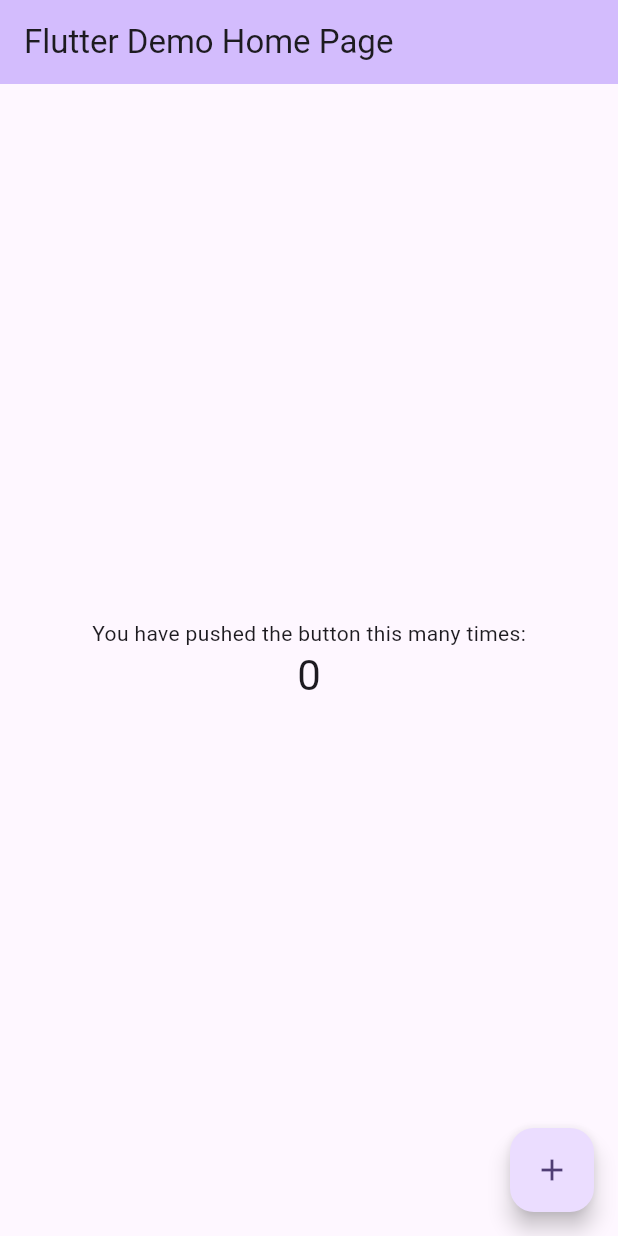
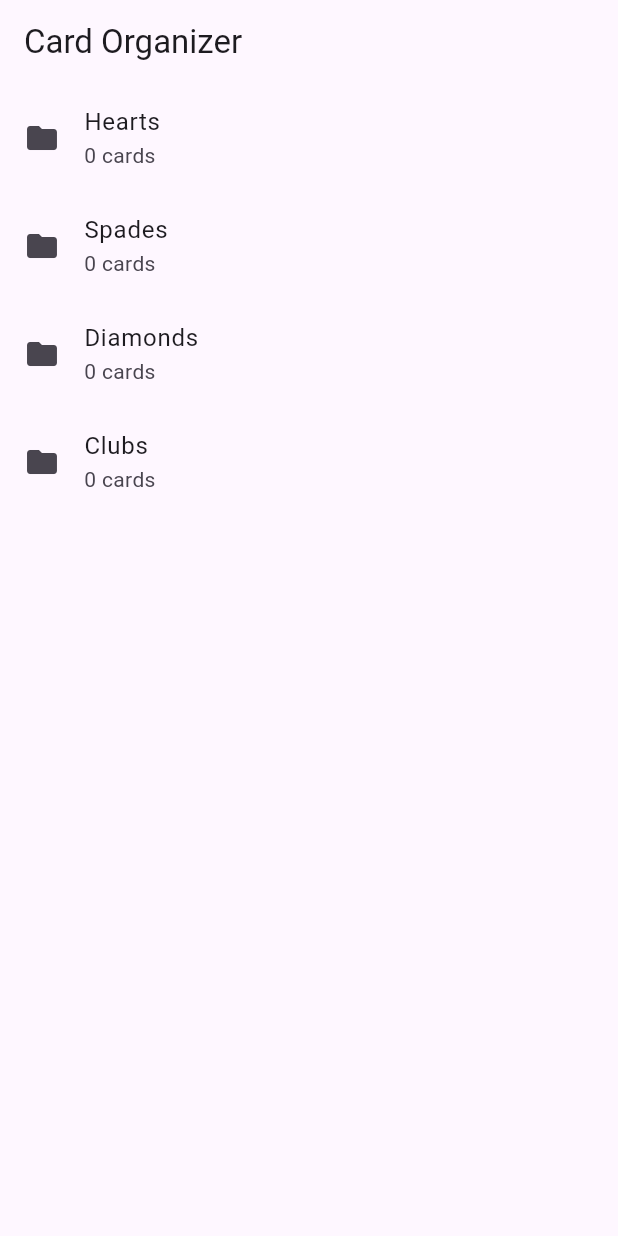
Before and after one commit to Darshan959/class_activity_9, a Flutter app: the screen it shows after launch, on a phone screen of 412 x 824 dp. Run offline on Flutter 3.47's test engine with Material 3 defaults, Android fonts, the phone set to English and light mode, and no system bars; our stand-ins replace sqflite; accounts and stored records are empty.

```diff
--- /dev/null
+++ b/cards_activity_app/lib/database_helper.dart
@@ -0,0 +1,118 @@
+import 'package:sqflite/sqflite.dart';
+import 'package:path/path.dart';
+
+class DatabaseHelper {
+  static final _databaseName = "card_organizer.db";
+  static final _databaseVersion = 1;
+
+  static final tableFolders = 'folders';
+  static final tableCards = 'cards';
+
+  static final columnId = 'id';
+  static final columnFolderName = 'name';
+  static final columnTimestamp = 'timestamp';
+  static final columnCardName = 'name';
+  static final columnSuit = 'suit';
+  static final columnImageUrl = 'imageUrl';
+  static final columnFolderId = 'folderId';
+
+  DatabaseHelper._privateConstructor();
+  static final DatabaseHelper instance = DatabaseHelper._privateConstructor();
+
+  static Database? _database;
+
+  Future<Database> get database async {
+    if (_database != null) return _database!;
+    _database = await _initDatabase();
+    return _database!;
+  }
+
+  _initDatabase() async {
+    String path = join(await getDatabasesPath(), _databaseName);
+    return await openDatabase(path,
+        version: _databaseVersion, onCreate: _onCreate);
+  }
+
+  Future _onCreate(Database db, int version) async {
+    await db.execute('''
+      CREATE TABLE $tableFolders (
+        $columnId INTEGER PRIMARY KEY AUTOINCREMENT,
+        $columnFolderName TEXT NOT NULL,
+        $columnTimestamp TEXT NOT NULL
+      )
+    ''');
+    await db.execute('''
+      CREATE TABLE $tableCards (
+        $columnId INTEGER PRIMARY KEY AUTOINCREMENT,
+        $columnCardName TEXT NOT NULL,
+        $columnSuit TEXT NOT NULL,
+        $columnImageUrl TEXT NOT NULL,
+        $columnFolderId INTEGER NOT NULL,
+        FOREIGN KEY ($columnFolderId) REFERENCES $tableFolders ($columnId)
+      )
+    ''');
+
+    // Prepopulate the folders
+    await db.insert(tableFolders, {
+      columnFolderName: 'Hearts',
+      columnTimestamp: DateTime.now().toString(),
+    });
+    await db.insert(tableFolders, {
+      columnFolderName: 'Spades',
+      columnTimestamp: DateTime.now().toString(),
+    });
+    await db.insert(tableFolders, {
+      columnFolderName: 'Diamonds',
+      columnTimestamp: DateTime.now().toString(),
+    });
+    await db.insert(tableFolders, {
+      columnFolderName: 'Clubs',
+      columnTimestamp: DateTime.now().toString(),
+    });
+  }
+
+  // CRUD for folders
+  Future<List<Map<String, dynamic>>> getFolders() async {
+    Database db = await instance.database;
+    return await db.query(tableFolders);
+  }
+
+  // CRUD for cards
+  Future<List<Map<String, dynamic>>> getCards(int folderId) async {
+    Database db = await instance.database;
+    return await db
+        .query(tableCards, where: '$columnFolderId = ?', whereArgs: [folderId]);
+  }
+
+  Future<int> insertCard(Map<String, dynamic> row) async {
+    Database db = await instance.database;
+    return await db.insert(tableCards, row);
+  }
+
+  Future<int> deleteCard(int id) async {
+    Database db = await instance.database;
+    return await db.delete(tableCards, where: '$columnId = ?', whereArgs: [id]);
+  }
+
+  // Helper method to generate card image URL
+  String getCardImageUrl(String cardName, String suit) {
+    String formattedCardName = cardName.toLowerCase().replaceAll(' ', '-');
+    String formattedSuit = suit.toLowerCase();
+    return 'https://example.com/cards/$formattedCardName-of-$formattedSuit.png'; // Placeholder URL format
+  }
+
+  // Insert a card with a dynamically generated image URL
+  Future<int> insertCardWithImageUrl(
+      String cardName, String suit, int folderId) async {
+    String imageUrl = getCardImageUrl(cardName, suit);
+
+    Map<String, dynamic> card = {
+      columnCardName: '$cardName of $suit',
+      columnSuit: suit,
+      columnImageUrl: imageUrl,
+      columnFolderId: folderId,
+    };
+
+    return await insertCard(card);
+  }
+}
--- /dev/null
+++ b/cards_activity_app/lib/folder_screen.dart
@@ -0,0 +1,88 @@
+import 'package:flutter/material.dart';
+import 'database_helper.dart';
+import 'cards_screen.dart';
+
+class FolderScreen extends StatefulWidget {
+  @override
+  _FolderScreenState createState() => _FolderScreenState();
+}
+
+class _FolderScreenState extends State<FolderScreen> {
+  late Future<List<Map<String, dynamic>>> _folders;
+
+  @override
+  void initState() {
+    super.initState();
+    _loadFolders();
+  }
+
+  void _loadFolders() {
+    _folders = DatabaseHelper.instance.getFolders();
+  }
+
+  Future<int> _getCardCount(int folderId) async {
+    final cards = await DatabaseHelper.instance.getCards(folderId);
+    return cards.length;
+  }
+
+  Future<String?> _getFirstCardImage(int folderId) async {
+    final cards = await DatabaseHelper.instance.getCards(folderId);
+    if (cards.isNotEmpty) {
+      return cards[0]['imageUrl'];
+    }
+    return null;
+  }
+
+  @override
+  Widget build(BuildContext context) {
+    return Scaffold(
+      appBar: AppBar(title: Text('Card Organizer')),
+      body: FutureBuilder<List<Map<String, dynamic>>>(
+        future: _folders,
+        builder: (context, snapshot) {
+          if (!snapshot.hasData) {
+            return Center(child: CircularProgressIndicator());
+          }
+          final folders = snapshot.data!;
+          return ListView.builder(
+            itemCount: folders.length,
+            itemBuilder: (context, index) {
+              final folder = folders[index];
+              return FutureBuilder<int>(
+                future: _getCardCount(folder['id']),
+                builder: (context, cardCountSnapshot) {
+                  if (!cardCountSnapshot.hasData) {
+                    return ListTile(title: Text(folder['name']));
+                  }
+                  final cardCount = cardCountSnapshot.data!;
+                  return FutureBuilder<String?>(
+                    future: _getFirstCardImage(folder['id']),
+                    builder: (context, imageSnapshot) {
+                      return ListTile(
+                        leading: imageSnapshot.hasData
+                            ? Image.network(imageSnapshot.data!)
+                            : Icon(Icons.folder),
+                        title: Text(folder['name']),
+                        subtitle: Text('$cardCount cards'),
+                        onTap: () {
+                          Navigator.push(
+                            context,
+                            MaterialPageRoute(
+                              builder: (context) => CardScreen(
+                                  folderId: folder['id'],
+                                  folderName: folder['name']),
+                            ),
+                          );
+                        },
+                      );
+                    },
+                  );
+                },
+              );
+            },
+          );
+        },
+      ),
+    );
+  }
+}
--- a/cards_activity_app/lib/main.dart
+++ b/cards_activity_app/lib/main.dart
@@ -1,125 +1,20 @@
 import 'package:flutter/material.dart';
+import 'database_helper.dart';
+import 'folder_screen.dart';
 
 void main() {
-  runApp(const MyApp());
+  runApp(MyApp());
 }
 
 class MyApp extends StatelessWidget {
-  const MyApp({super.key});
-
-  // This widget is the root of your application.
   @override
   Widget build(BuildContext context) {
     return MaterialApp(
-      title: 'Flutter Demo',
+      title: 'Card Organizer App',
       theme: ThemeData(
-        // This is the theme of your application.
-        //
-        // TRY THIS: Try running your application with "flutter run". You'll see
-        // the application has a purple toolbar. Then, without quitting the app,
-        // try changing the seedColor in the colorScheme below to Colors.green
-        // and then invoke "hot reload" (save your changes or press the "hot
-        // reload" button in a Flutter-supported IDE, or press "r" if you used
-        // the command line to start the app).
-        //
-        // Notice that the counter didn't reset back to zero; the application
-        // state is not lost during the reload. To reset the state, use hot
-        // restart instead.
-        //
-        // This works for code too, not just values: Most code changes can be
-        // tested with just a hot reload.
-        colorScheme: ColorScheme.fromSeed(seedColor: Colors.deepPurple),
-        useMaterial3: true,
+        primarySwatch: Colors.blue,
       ),
-      home: const MyHomePage(title: 'Flutter Demo Home Page'),
+      home: FolderScreen(),
     );
   }
 }
-
-class MyHomePage extends StatefulWidget {
-  const MyHomePage({super.key, required this.title});
-
-  // This widget is the home page of your application. It is stateful, meaning
-  // that it has a State object (defined below) that contains fields that affect
-  // how it looks.
-
-  // This class is the configuration for the state. It holds the values (in this
-  // case the title) provided by the parent (in this case the App widget) and
-  // used by the build method of the State. Fields in a Widget subclass are
-  // always marked "final".
-
-  final String title;
-
-  @override
-  State<MyHomePage> createState() => _MyHomePageState();
-}
-
-class _MyHomePageState extends State<MyHomePage> {
-  int _counter = 0;
-
-  void _incrementCounter() {
-    setState(() {
-      // This call to setState tells the Flutter framework that something has
-      // changed in this State, which causes it to rerun the build method below
-      // so that the display can reflect the updated values. If we changed
-      // _counter without calling setState(), then the build method would not be
-      // called again, and so nothing would appear to happen.
-      _counter++;
-    });
-  }
-
-  @override
-  Widget build(BuildContext context) {
-    // This method is rerun every time setState is called, for instance as done
-    // by the _incrementCounter method above.
-    //
-    // The Flutter framework has been optimized to make rerunning build methods
-    // fast, so that you can just rebuild anything that needs updating rather
-    // than having to individually change instances of widgets.
-    return Scaffold(
-      appBar: AppBar(
-        // TRY THIS: Try changing the color here to a specific color (to
-        // Colors.amber, perhaps?) and trigger a hot reload to see the AppBar
-        // change color while the other colors stay the same.
-        backgroundColor: Theme.of(context).colorScheme.inversePrimary,
-        // Here we take the value from the MyHomePage object that was created by
-        // the App.build method, and use it to set our appbar title.
-        title: Text(widget.title),
-      ),
-      body: Center(
-        // Center is a layout widget. It takes a single child and positions it
-        // in the middle of the parent.
-        child: Column(
-          // Column is also a layout widget. It takes a list of children and
-          // arranges them vertically. By default, it sizes itself to fit its
-          // children horizontally, and tries to be as tall as its parent.
-          //
-          // Column has various properties to control how it sizes itself and
-          // how it positions its children. Here we use mainAxisAlignment to
-          // center the children vertically; the main axis here is the vertical
-          // axis because Columns are vertical (the cross axis would be
-          // horizontal).
-          //
-          // TRY THIS: Invoke "debug painting" (choose the "Toggle Debug Paint"
-          // action in the IDE, or press "p" in the console), to see the
-          // wireframe for each widget.
-          mainAxisAlignment: MainAxisAlignment.center,
-          children: <Widget>[
-            const Text(
-              'You have pushed the button this many times:',
-            ),
-            Text(
-              '$_counter',
-              style: Theme.of(context).textTheme.headlineMedium,
-            ),
-          ],
-        ),
-      ),
-      floatingActionButton: FloatingActionButton(
-        onPressed: _incrementCounter,
-        tooltip: 'Increment',
-        child: const Icon(Icons.add),
-      ), // This trailing comma makes auto-formatting nicer for build methods.
-    );
-  }
-}
--- a/cards_activity_app/pubspec.yaml
+++ b/cards_activity_app/pubspec.yaml
@@ -30,6 +30,9 @@ environment:
 dependencies:
   flutter:
     sdk: flutter
+  sqflite: ^2.2.2
+  path_provider: ^2.0.11
+  path: ^1.8.2
 
 
   # The following adds the Cupertino Icons font to your application.
```
Also changed, not shown: cards_activity_app/lib/cards_screen.dart (added, +151 -0 lines), cards_activity_app/pubspec.lock, 1 other file.
